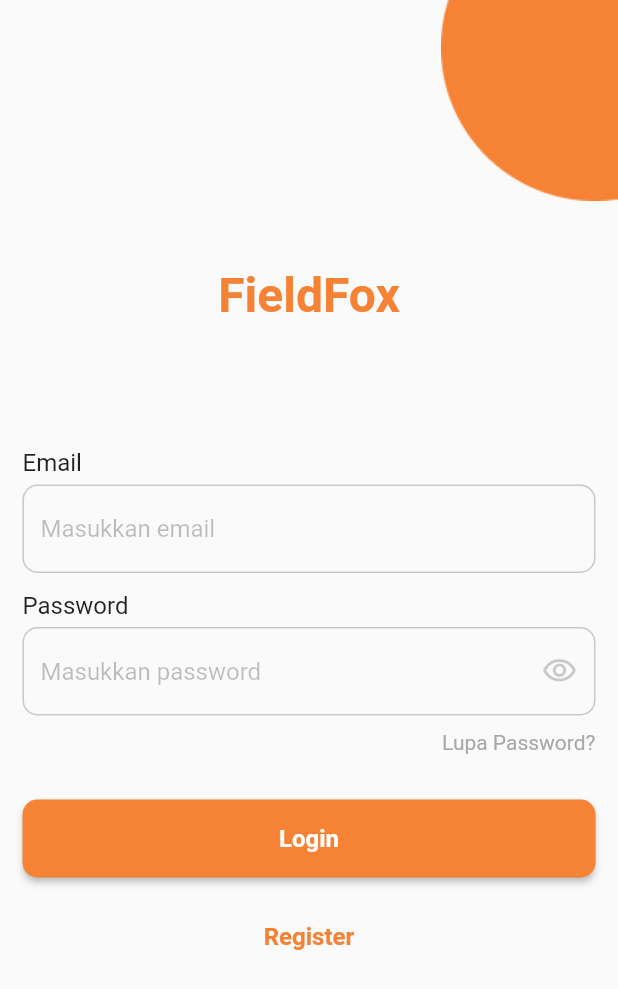
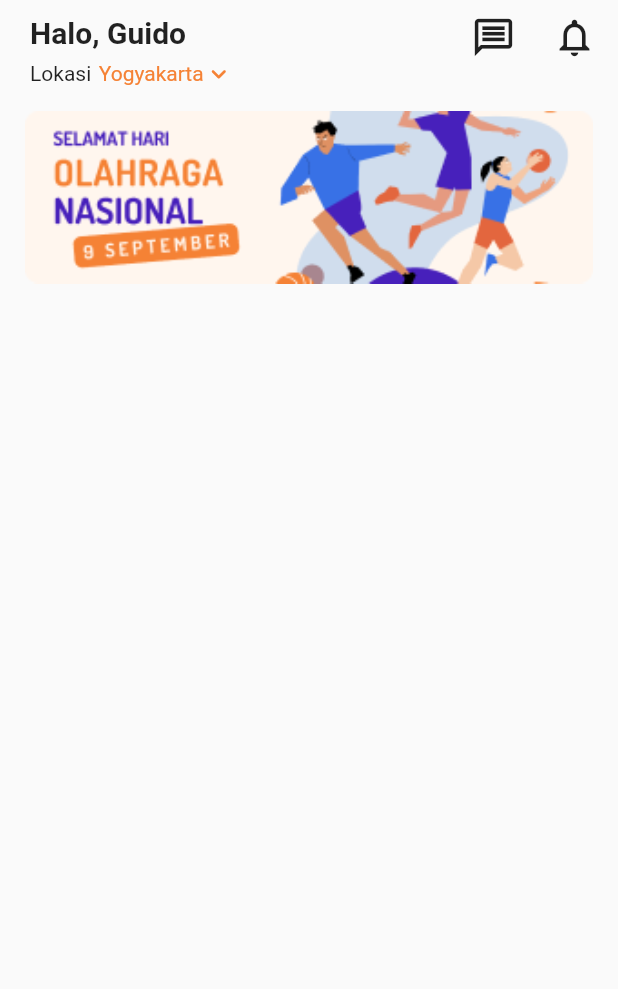
Before and after one commit to GuidoAugusta/FieldFox, a Flutter app: the screen it shows after launch, after a tap on "Login", on a phone screen of 412 x 824 dp. Shown: the top 989 px of the screen. Run offline on Flutter 3.47's test engine with Material 2 defaults, Android fonts, the phone set to English and light mode, and no system bars; drawn by our look-alikes of carousel_slider.

Commit message:
membuat file homepage

```diff
--- a/lib/main.dart
+++ b/lib/main.dart
@@ -1,3 +1,4 @@
+import 'package:field_fox/pages/homepage.dart';
 import 'package:field_fox/pages/login_page.dart';
 import 'package:field_fox/pages/register_page.dart';
 import 'package:flutter/material.dart';
@@ -15,7 +16,8 @@ class MyApp extends StatelessWidget {
       debugShowCheckedModeBanner: false,
       routes: {
         '/': (context) => LoginPage(),
-        '/register': (context) => RegisterPage()
+        '/register': (context) => RegisterPage(),
+        '/homepage': (context) => HomePage(),
       },
     );
   }
--- /dev/null
+++ b/lib/pages/homepage.dart
@@ -0,0 +1,148 @@
+import 'package:carousel_slider/carousel_slider.dart';
+import 'package:flutter/material.dart';
+
+class HomePage extends StatefulWidget {
+  const HomePage({super.key});
+
+  @override
+  State<HomePage> createState() => _HomePageState();
+}
+
+class _HomePageState extends State<HomePage> {
+  final List<Widget> imageSliders = [
+    Container(
+      decoration: BoxDecoration(
+        borderRadius: BorderRadius.circular(10),
+      ),
+      child: Image.asset(
+        'assets/banner_homepage.png',
+        fit: BoxFit.fill,
+      ),
+    ),
+    Container(
+      decoration: BoxDecoration(
+        borderRadius: BorderRadius.circular(10),
+      ),
+      child: Image.asset(
+        'assets/banner_homepage.png',
+        fit: BoxFit.fill,
+      ),
+    )
+  ];
+  @override
+  Widget build(BuildContext context) {
+    return Scaffold(
+      body: ListView(
+        children: [
+          Column(
+            children: [
+              Padding(
+                padding: EdgeInsets.only(left: 20, right: 20, top: 10),
+                child: Column(
+                  children: [
+                    Row(
+                      mainAxisAlignment: MainAxisAlignment.spaceBetween,
+                      children: [
+                        Text(
+                          'Halo, Guido',
+                          style: TextStyle(
+                            fontSize: 20,
+                            fontWeight: FontWeight.w700,
+                          ),
+                        ),
+                        Row(
+                          children: [
+                            IconButton(
+                              padding: EdgeInsets.zero,
+                              constraints: BoxConstraints(),
+                              splashColor: Colors.transparent,
+                              highlightColor: Colors.transparent,
+                              onPressed: () {},
+                              icon: Icon(
+                                Icons.message_outlined,
+                                size: 30,
+                              ),
+                            ),
+                            SizedBox(
+                              width: 30,
+                            ),
+                            IconButton(
+                              padding: EdgeInsets.zero,
+                              constraints: BoxConstraints(),
+                              splashColor: Colors.transparent,
+                              highlightColor: Colors.transparent,
+                              onPressed: () {},
+                              icon: Icon(
+                                Icons.notifications_none_outlined,
+                                size: 30,
+                              ),
+                            ),
+                          ],
+                        )
+                      ],
+                    ),
+                    SizedBox(
+                      height: 5,
+                    ),
+                    Row(
+                      children: [
+                        // Icon(
+                        //   color: Color.fromARGB(40, 0, 0, 0),
+                        //   Icons.location_pin,
+                        //   size: 20,
+                        // ),
+                        // SizedBox(
+                        //   width: 5,
+                        // ),
+                        Text('Lokasi'),
+                        SizedBox(
+                          width: 5,
+                        ),
+                        InkWell(
+                          onTap: () {},
+                          child: Row(
+                            children: [
+                              Text(
+                                'Yogyakarta',
+                                style: TextStyle(color: Color(0xFFF58235)),
+                              ),
+                              Icon(
+                                Icons.keyboard_arrow_down_rounded,
+                                size: 20,
+                                color: Color(0xFFF58235),
+                              )
+                            ],
+                          ),
+                        )
+                      ],
+                    ),
+                  ],
+                ),
+              ),
+              SizedBox(
+                height: 15,
+              ),
+              Padding(
+                padding: const EdgeInsets.only(bottom: 10),
+                child: CarouselSlider(
+                  items: imageSliders,
+                  carouselController: CarouselController(),
+                  options: CarouselOptions(
+                    height: 115,
+                    autoPlay: true,
+                    autoPlayInterval: Duration(seconds: 5),
+                    viewportFraction: 1,
+                    enlargeCenterPage: false,
+                    // aspectRatio: 15 / 5,
+                    enableInfiniteScroll: true,
+                    // padEnds: false,
+                  ),
+                ),
+              )
+            ],
+          )
+        ],
+      ),
+    );
+  }
+}
--- a/lib/pages/login_page.dart
+++ b/lib/pages/login_page.dart
@@ -147,7 +147,9 @@ class _LoginPageState extends State<LoginPage> {
                       backgroundColor: Color(0xFFF58235),
                       minimumSize: Size(double.infinity, 52),
                     ),
-                    onPressed: () {},
+                    onPressed: () {
+                      Navigator.pushNamed(context, '/homepage');
+                    },
                     child: Text(
                       'Login',
                       style: TextStyle(
--- a/lib/pages/register_page.dart
+++ b/lib/pages/register_page.dart
@@ -233,7 +233,9 @@ class _RegisterPageState extends State<RegisterPage> {
                       backgroundColor: Color(0xFFF58235),
                       minimumSize: Size(double.infinity, 52),
                     ),
-                    onPressed: () {},
+                    onPressed: () {
+                      Navigator.pushNamed(context, '/homepage');
+                    },
                     child: Text(
                       'Register',
                       style: TextStyle(
--- a/pubspec.yaml
+++ b/pubspec.yaml
@@ -34,6 +34,7 @@ dependencies:
   # The following adds the Cupertino Icons font to your application.
   # Use with the CupertinoIcons class for iOS style icons.
   cupertino_icons: ^1.0.2
+  carousel_slider: ^4.2.1
 
 dev_dependencies:
   flutter_test:
```
Also changed, not shown: assets/banner_homepage.png (added), pubspec.lock.
